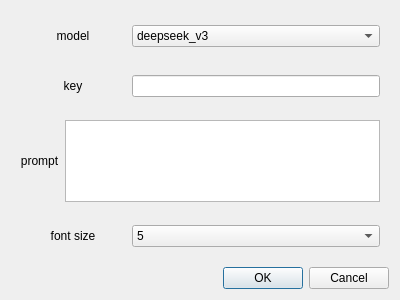
Qt form settingdialog.ui (youMCYT/AI_Assistant) before a commit.
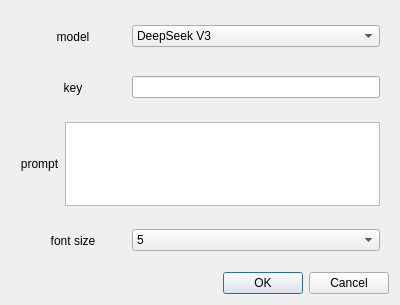
The same form after that commit. Icons and pictures are not drawn.

The edit to the form file:
```diff
--- a/settingdialog.ui
+++ b/settingdialog.ui
@@ -7,7 +7,7 @@
     <x>0</x>
     <y>0</y>
     <width>400</width>
-    <height>300</height>
+    <height>305</height>
    </rect>
   </property>
   <property name="windowTitle">
@@ -44,7 +44,7 @@
             </property>
             <item>
              <property name="text">
-              <string>deepseek_v3</string>
+              <string>DeepSeek V3</string>
              </property>
             </item>
             <item>
```
Left out of the diff: 8 changed lines with no effect on the pictures.
